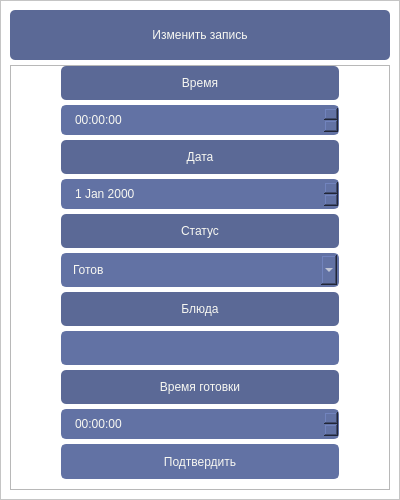
Qt form desktop/waiter/addview.ui (StrongerProgrammer7/grand_project) before a commit.
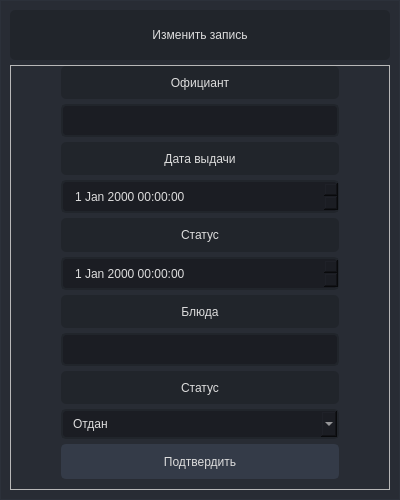
The same form after that commit. Icons and pictures are not drawn.

Diff of the .ui file:
```diff
--- a/desktop/waiter/addview.ui
+++ b/desktop/waiter/addview.ui
@@ -33,18 +33,17 @@
     <widget class="QWidget" name="stylesheet" native="true">
      <property name="styleSheet">
       <string notr="true">QWidget{
-	color: #333;
+	color: rgb(221, 221, 221);
 	font: 10pt &quot;Segoe UI&quot;;
 }
 
 /*ComboBox */
 QComboBox{
-	background-color: #6272a4;
+	background-color: rgb(27, 29, 35);
 	border-radius: 5px;
-	border: 2px solid #6272a4;
+	border: 2px solid rgb(33, 37, 43);
 	padding: 5px;
 	padding-left: 10px;
-    color: #f8f8f2;
 }
 QComboBox:hover{
 	border: 2px solid #7284b9;
@@ -54,7 +53,7 @@
 	subcontrol-position: top right;
 	width: 25px;
 	border-left-width: 3px;
-	border-left-color: #6272a4;
+	border-left-color: rgba(39, 44, 54, 150);
 	border-left-style: solid;
 	border-top-right-radius: 3px;
 	border-bottom-right-radius: 3px;
@@ -64,61 +63,44 @@
  }
 QComboBox QAbstractItemView {
 	color: rgb(255, 121, 198);
-	background-color: #6272a4;
+	background-color: rgb(33, 37, 43);
 	padding: 10px;
-	selection-background-color: #6272a4;
+	selection-background-color: rgb(39, 44, 54);
 }
+
 /*LineEdit */
 QLineEdit {
-	background-color: #6272a4;
+	background-color: rgb(27, 29, 35);
 	border-radius: 5px;
-	border: 2px solid #6272a4;
+	border: 2px solid rgb(33, 37, 43);
 	padding-left: 10px;
 	selection-color: rgb(255, 255, 255);
 	selection-background-color: rgb(255, 121, 198);
-    color: #f8f8f2;
 }
 QLineEdit:hover {
 	border: 2px solid rgb(64, 71, 88);
 }
 QLineEdit:focus {
-	border: 2px solid #ff79c6;
-}
-
-/*TimeEdit */
-QTimeEdit {
-    background-color: #6272a4;
-    border-radius: 5px;
-    border: 2px solid #6272a4;
-    padding: 5px;
-    padding-left: 10px;
-    color: #f8f8f2;
-}
-
-QTimeEdit:hover {
-    border: 2px solid #7284b9;
+	border: 2px solid rgb(91, 101, 124);
 }
 
 /*DateEdit */
-QDateEdit {
-    background-color: #6272a4;
+QDateTimeEdit {
+    background-color: rgb(27, 29, 35);
     border-radius: 5px;
-    border: 2px solid #6272a4;
+    border: 2px solid rgb(33, 37, 43);
     padding: 5px;
     padding-left: 10px;
-    color: #f8f8f2;
 }
 
 QDateEdit:hover {
     border: 2px solid #7284b9;
 }
-
 /*Button*/
 QPushButton {
-	border: 2px solid #6272a4;
+	border: 2px solid rgb(52, 59, 72);
 	border-radius: 5px;
-	background-color: #6272a4;
-    color: #f8f8f2;
+	background-color: rgb(52, 59, 72);
 }
 QPushButton:hover {
 	background-color: #7082b6;
@@ -130,12 +112,12 @@
 }
 
 #mainFrame{
-    background-color: rgb(255, 255, 255);
+    background-color: rgb(40, 44, 52);
+	border: 1px solid rgb(44, 49, 58);
 }
 
 QLabel {
-	background-color: #5b6996;
-	color: #f8f8f2;
+    background-color: rgb(33, 37, 43);
 	border-radius: 5px;
 }
 </string>
@@ -233,7 +215,7 @@
                <string notr="true"/>
               </property>
               <property name="text">
-               <string>Время</string>
+               <string>Официант</string>
               </property>
               <property name="alignment">
                <set>Qt::AlignCenter</set>
@@ -241,9 +223,9 @@
              </widget>
             </item>
             <item>
-             <widget class="QTimeEdit" name="timeEdit">
+             <widget class="QLineEdit" name="lineEdit">
               <property name="sizePolicy">
-               <sizepolicy hsizetype="Preferred" vsizetype="Fixed">
+               <sizepolicy hsizetype="Preferred" vsizetype="Preferred">
                 <horstretch>0</horstretch>
                 <verstretch>0</verstretch>
                </sizepolicy>
@@ -251,18 +233,15 @@
               <property name="minimumSize">
                <size>
                 <width>0</width>
-                <height>30</height>
+                <height>0</height>
                </size>
               </property>
-              <property name="styleSheet">
-               <string notr="true"/>
-              </property>
              </widget>
             </item>
             <item>
              <widget class="QLabel" name="label_2">
               <property name="text">
-               <string>Дата</string>
+               <string>Дата выдачи</string>
               </property>
               <property name="alignment">
                <set>Qt::AlignCenter</set>
@@ -270,9 +249,9 @@
              </widget>
             </item>
             <item>
-             <widget class="QDateEdit" name="dateEdit">
+             <widget class="QDateTimeEdit" name="dateTimeEdit">
               <property name="sizePolicy">
-               <sizepolicy hsizetype="Minimum" vsizetype="Fixed">
+               <sizepolicy hsizetype="Minimum" vsizetype="Preferred">
                 <horstretch>0</horstretch>
                 <verstretch>0</verstretch>
                </sizepolicy>
@@ -290,28 +269,13 @@
              </widget>
             </item>
             <item>
-             <widget class="QComboBox" name="comboBox">
+             <widget class="QDateTimeEdit" name="dateTimeEdit_2">
               <property name="sizePolicy">
-               <sizepolicy hsizetype="Preferred" vsizetype="Preferred">
+               <sizepolicy hsizetype="Minimum" vsizetype="Preferred">
                 <horstretch>0</horstretch>
                 <verstretch>0</verstretch>
                </sizepolicy>
               </property>
-              <item>
-               <property name="text">
-                <string>Готов</string>
-               </property>
-              </item>
-              <item>
-               <property name="text">
-                <string>Отдан</string>
-               </property>
-              </item>
-              <item>
-               <property name="text">
-                <string>Отменен</string>
-               </property>
-              </item>
              </widget>
             </item>
             <item>
@@ -325,25 +289,19 @@
              </widget>
             </item>
             <item>
-             <widget class="QLineEdit" name="lineEdit">
+             <widget class="QLineEdit" name="lineEdit_2">
               <property name="sizePolicy">
-               <sizepolicy hsizetype="Preferred" vsizetype="Preferred">
+               <sizepolicy hsizetype="Expanding" vsizetype="Preferred">
                 <horstretch>0</horstretch>
                 <verstretch>0</verstretch>
                </sizepolicy>
               </property>
-              <property name="minimumSize">
-               <size>
-                <width>0</width>
-                <height>0</height>
-               </size>
-              </property>
              </widget>
             </item>
             <item>
              <widget class="QLabel" name="label_5">
               <property name="text">
-               <string>Время готовки</string>
+               <string>Статус</string>
               </property>
               <property name="alignment">
                <set>Qt::AlignCenter</set>
@@ -351,13 +309,27 @@
              </widget>
             </item>
             <item>
-             <widget class="QTimeEdit" name="timeEdit_2">
-              <property name="sizePolicy">
-               <sizepolicy hsizetype="Minimum" vsizetype="Fixed">
-                <horstretch>0</horstretch>
-                <verstretch>0</verstretch>
-               </sizepolicy>
-              </property>
+             <widget class="QComboBox" name="comboBox">
+              <item>
+               <property name="text">
+                <string>Отдан</string>
+               </property>
+              </item>
+              <item>
+               <property name="text">
+                <string>Готов</string>
+               </property>
+              </item>
+              <item>
+               <property name="text">
+                <string>Ожидание</string>
+               </property>
+              </item>
+              <item>
+               <property name="text">
+                <string>Отменен</string>
+               </property>
+              </item>
              </widget>
             </item>
             <item>
```
Left out of the diff: 14 changed lines with no effect on the pictures.
